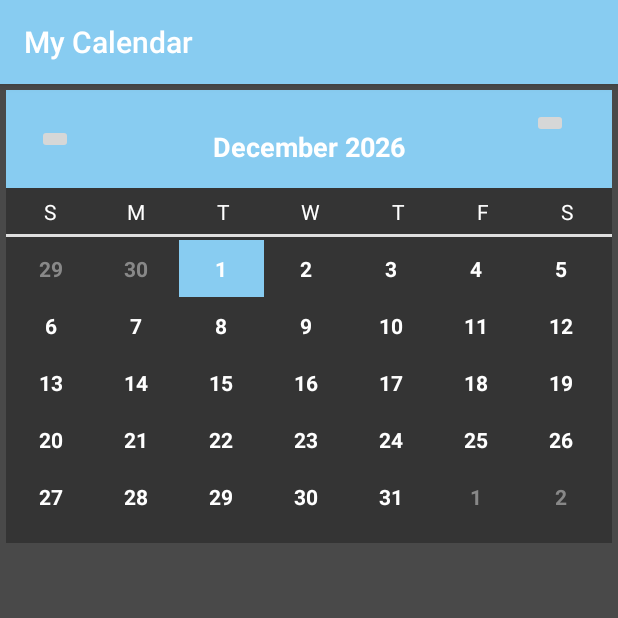
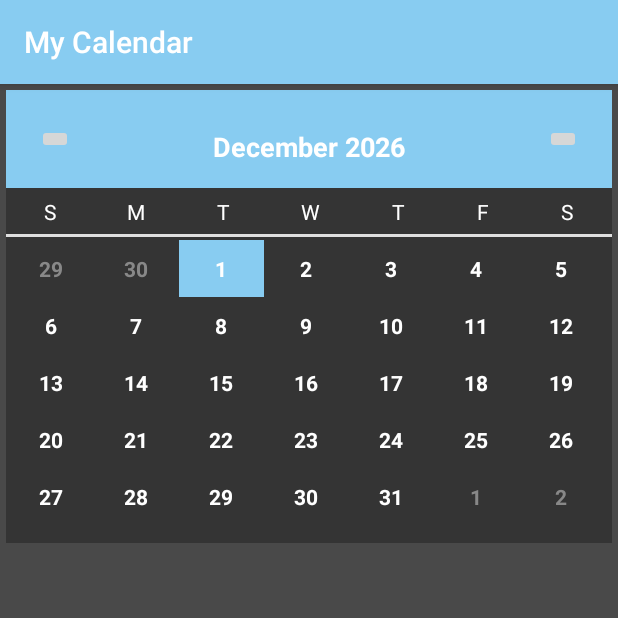
Before and after one commit to lcombs15/Organized-Chaos, an Android app: the CalendarActivity screen opened directly, with no data from a screen before it, on a phone screen of 412 x 824 dp, the top half of it. Run offline under Robolectric (Android 15) with nearby library versions, the light colour scheme and no system bars.

Commit message:
Fixed Calendar Bug

```diff
--- a/StudentOrganizer/app/src/main/java/edu/group7/csc415/studentorganizer/CalendarActivity.java
+++ b/StudentOrganizer/app/src/main/java/edu/group7/csc415/studentorganizer/CalendarActivity.java
@@ -51,13 +51,17 @@ public class CalendarActivity extends AppCompatActivity {
         });
 
         ImageButton next = (ImageButton) findViewById(R.id.iButton_next);
-        previous.setOnClickListener(new OnClickListener() {
+        next.setOnClickListener(new OnClickListener() {
             @Override
             public void onClick(View v) {
                 setNextMonth();
                 refreshCalendar();
             }
         });
+
+
+
+
 
         // Now set up GridView to populate create and populate the calendar
         GridView grid = (GridView) findViewById(R.id.gridview_calendar);
--- a/StudentOrganizer/app/src/main/res/layout/activity_calendar.xml
+++ b/StudentOrganizer/app/src/main/res/layout/activity_calendar.xml
@@ -63,6 +63,7 @@
                     android:id="@+id/iButton_next"
                     android:layout_width="wrap_content"
                     android:layout_height="wrap_content"
+                    android:layout_gravity="center"
                     android:layout_margin="2dp"/>
                     <!--android:background="@drawable/next"/>-->
 
```
